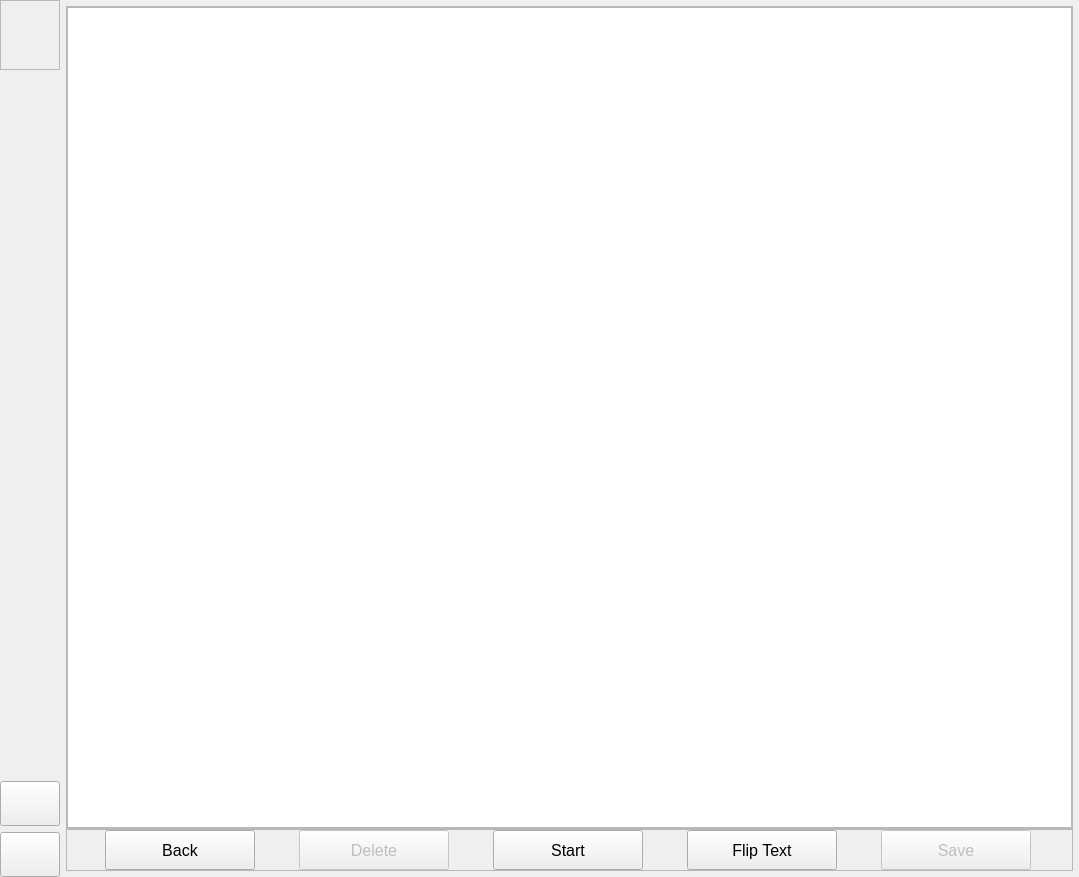
The window that main.ui (aalramadan/TransVisio) describes before a commit, drawn with Qt 5.
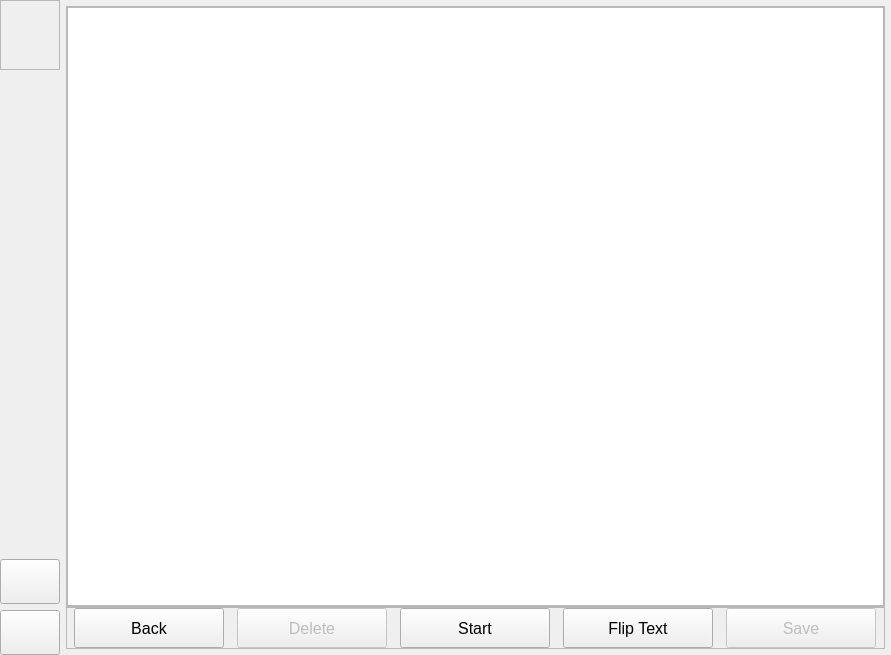
The same window after the commit. The open tabs and pages were chosen to show the change. Icons and pictures are not drawn.

```diff
--- a/main.ui
+++ b/main.ui
@@ -7,8 +7,8 @@
    <rect>
     <x>0</x>
     <y>0</y>
-    <width>1079</width>
-    <height>877</height>
+    <width>891</width>
+    <height>655</height>
    </rect>
   </property>
   <property name="sizePolicy">
@@ -1592,8 +1592,8 @@
                   <rect>
                    <x>0</x>
                    <y>0</y>
-                   <width>92</width>
-                   <height>64</height>
+                   <width>88</width>
+                   <height>76</height>
                   </rect>
                  </property>
                  <layout class="QVBoxLayout" name="verticalLayout_5">
```
Left out of the diff: 538 changed lines with no effect on the pictures.
